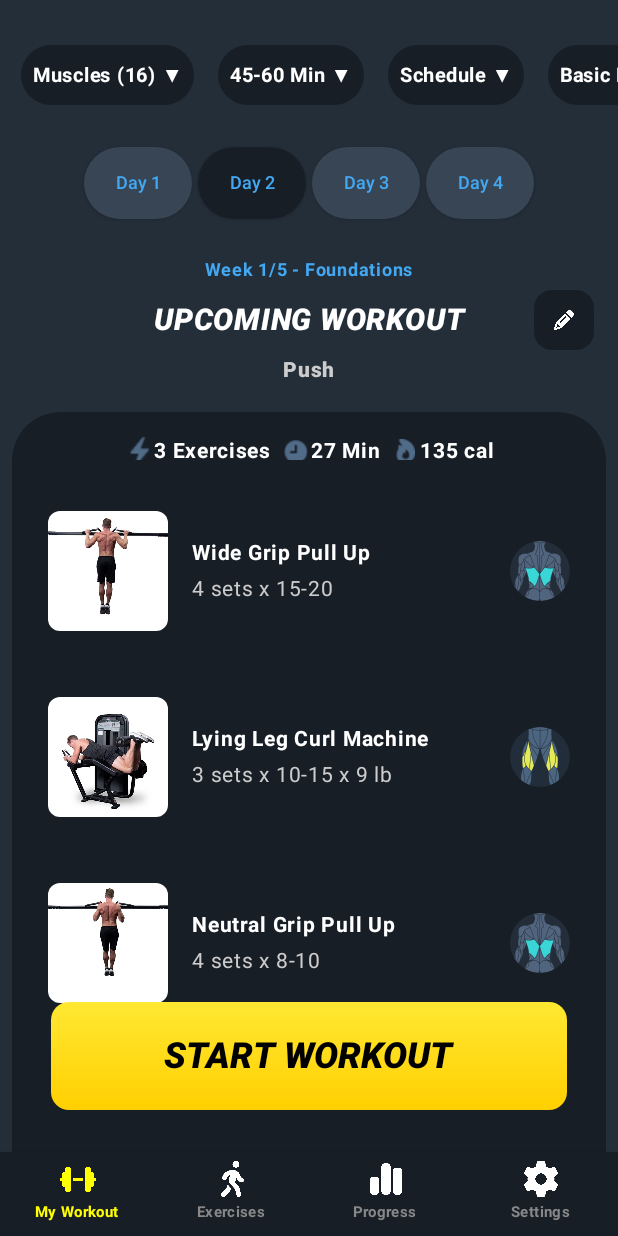
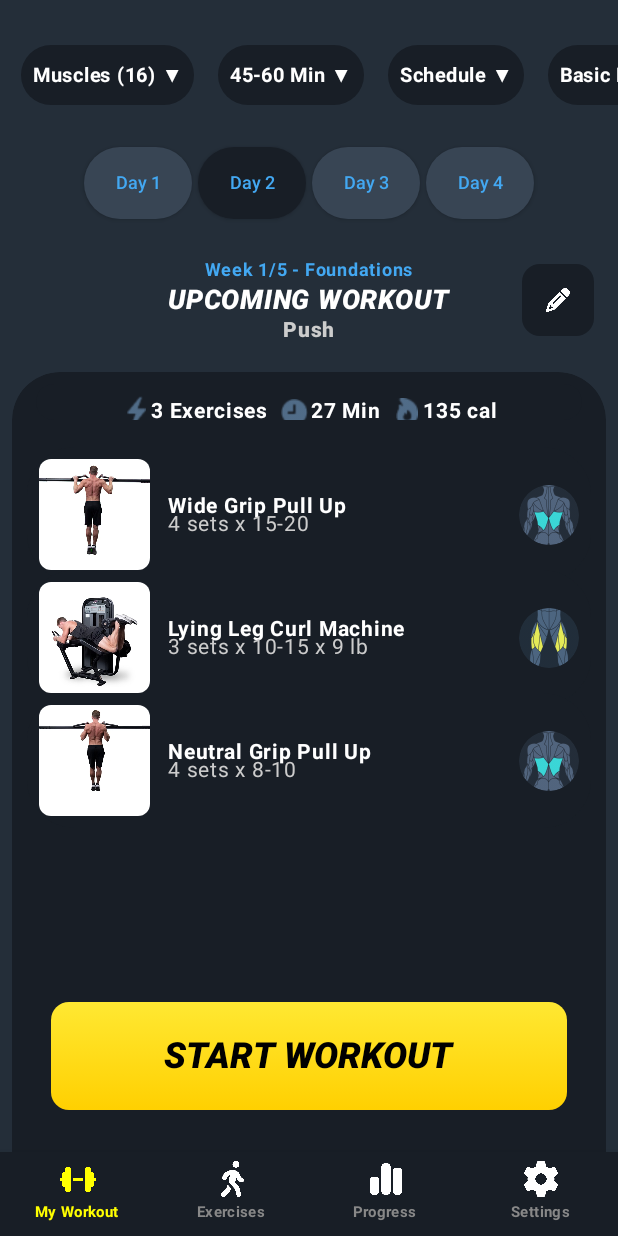
Before and after one commit to itay64/MyWorkoutApp, an Android app built with Jetpack Compose: the screen it shows after launch (MainActivity), after a tap on an icon or button, on a phone screen of 412 x 824 dp. Run offline under Robolectric (Android 15) with nearby library versions, the phone set to English and light mode, and no system bars.

Commit message:
A lot of improvement to the size of elements, placement and alignment.

```diff
--- a/app/src/main/java/gg/pignet/myworkoutapp/ui/Content.kt
+++ b/app/src/main/java/gg/pignet/myworkoutapp/ui/Content.kt
@@ -10,6 +10,7 @@ import androidx.compose.foundation.layout.Spacer
 import androidx.compose.foundation.layout.fillMaxHeight
 import androidx.compose.foundation.layout.fillMaxSize
 import androidx.compose.foundation.layout.fillMaxWidth
+import androidx.compose.foundation.layout.height
 import androidx.compose.foundation.layout.heightIn
 import androidx.compose.foundation.layout.offset
 import androidx.compose.foundation.layout.padding
@@ -26,6 +27,7 @@ import androidx.compose.ui.Modifier
 import androidx.compose.ui.draw.clip
 import androidx.compose.ui.graphics.Color
 import androidx.compose.ui.res.painterResource
+import androidx.compose.ui.text.TextStyle
 import androidx.compose.ui.text.font.FontWeight
 import androidx.compose.ui.unit.dp
 import androidx.compose.ui.unit.sp
@@ -48,15 +50,16 @@ fun WorkoutContent(exercises: List<Exercise>, activity: MainActivity) {
                 .fillMaxHeight()
                 .background(SecondaryColor, RoundedCornerShape(topStart = 32.dp, topEnd = 32.dp))
                 .padding(horizontal = 8.dp),
-            verticalArrangement = Arrangement.spacedBy(8.dp)
+            verticalArrangement = Arrangement.spacedBy((-12).dp)
         ) {
             item { ExerciseAmountTimeAndCalories(exercises.size) }
+            item { Spacer(Modifier.height(32.dp)) }
             items(exercises) { exercise ->
                 Card(
                     modifier = Modifier
                         .fillMaxWidth()
-                        .padding(8.dp)
-                        .heightIn(min = 100.dp),
+                        .padding(2.dp)
+                        .heightIn(min = 80.dp),
                     shape = RoundedCornerShape(32.dp),
                     elevation = 0.dp,
                     backgroundColor = SecondaryColor
@@ -74,12 +77,15 @@ fun WorkoutContent(exercises: List<Exercise>, activity: MainActivity) {
                                 painter = painterResource(id = resId),
                                 contentDescription = null,
                                 modifier = Modifier
-                                    .size(80.dp)
-                                    .clip(RoundedCornerShape(8.dp))
+                                    .clip(RoundedCornerShape(8.dp))  // First clip
+                                    .size(74.dp)  // Then size
+                                    .background(Color.Transparent)  // Ensure no extra background issues
                             )
                         }
-                        Spacer(modifier = Modifier.width(16.dp))
-                        Column(Modifier.weight(1.0F).fillMaxWidth()) {
+                        Spacer(modifier = Modifier.width(12.dp))
+                        Column(Modifier.weight(1.0F).fillMaxWidth(),
+                            verticalArrangement = Arrangement.spacedBy((-12).dp)
+                        ) {
                             Text(
                                 text = exercise.exercise_name,
                                 fontSize = 14.sp,
@@ -92,7 +98,7 @@ fun WorkoutContent(exercises: List<Exercise>, activity: MainActivity) {
                                 "${exercise.amount_of_sets} sets x ${exercise.rep_range} x ${formatDouble(exercise.weight_amount)} lb"
                             Text(text = weightText, fontSize = 14.sp, color = Color.LightGray)
                         }
-                        Spacer(modifier = Modifier.width(4.dp))
+                        Spacer(modifier = Modifier.width(8.dp))
                         val muscleGroupResId = getDrawableResId(exercise.muscle_group_image)
                         if (muscleGroupResId != 0) {
                             Image(
@@ -140,7 +146,7 @@ private fun ExerciseAmountTimeAndCalories(exerciseAmount: Int){
             Image(
                 painter = painterResource(getDrawableResId("workout_time")),
                 contentDescription = null,
-                modifier = Modifier.size(16.dp)
+                modifier = Modifier.size(18.dp)
             )
             Spacer(Modifier.width(2.dp))
             Text(
@@ -153,7 +159,7 @@ private fun ExerciseAmountTimeAndCalories(exerciseAmount: Int){
             Image(
                 painter = painterResource(getDrawableResId("workout_calories")),
                 contentDescription = null,
-                modifier = Modifier.size(16.dp)
+                modifier = Modifier.size(18.dp)
             )
             Spacer(Modifier.width(2.dp))
             Text(
--- a/app/src/main/java/gg/pignet/myworkoutapp/ui/Title.kt
+++ b/app/src/main/java/gg/pignet/myworkoutapp/ui/Title.kt
@@ -30,7 +30,7 @@ fun WeekAndUpComingWorkoutTitle() {
     Column(
         modifier = Modifier.fillMaxWidth(),
         horizontalAlignment = Alignment.CenterHorizontally,
-        verticalArrangement = Arrangement.spacedBy(1.dp)
+        verticalArrangement = Arrangement.spacedBy((-16).dp)
     ) {
         Text(
             text = "Week 1/5 - Foundations",
@@ -47,7 +47,7 @@ fun WeekAndUpComingWorkoutTitle() {
             Text(
                 text = "UPCOMING WORKOUT",
                 color = Color.White,
-                fontSize = 20.sp,
+                fontSize = 18.sp,
                 fontWeight = FontWeight.ExtraBold,
                 fontStyle = FontStyle.Italic,
                 modifier = Modifier.align(Alignment.Center)
@@ -62,7 +62,7 @@ fun WeekAndUpComingWorkoutTitle() {
                 modifier = Modifier
                     .align(Alignment.CenterEnd) // This makes the icon go to the right side
                     .background(SecondaryColor, RoundedCornerShape(12.dp))
-                    .size(40.dp),
+                    .size(48.dp),
                 tint = Color.White
             )
         }
--- a/app/src/main/java/gg/pignet/myworkoutapp/ui/Workouts.kt
+++ /dev/null
@@ -1,33 +0,0 @@
-package gg.pignet.myworkoutapp.ui
-
-import androidx.compose.foundation.background
-import androidx.compose.foundation.layout.Box
-import androidx.compose.foundation.layout.Column
-import androidx.compose.foundation.layout.Row
-import androidx.compose.foundation.layout.fillMaxSize
-import androidx.compose.foundation.layout.fillMaxWidth
-import androidx.compose.foundation.layout.height
-import androidx.compose.material.Text
-import androidx.compose.runtime.Composable
-import androidx.compose.ui.Modifier
-import androidx.compose.ui.unit.dp
-import gg.pignet.myworkoutapp.color.SecondaryColor
-import gg.pignet.myworkoutapp.gson.Workouts
-
-@Composable
-fun Workouts(workouts: Workouts?) {
-    Column(
-        modifier = Modifier.fillMaxSize()
-    ) {
-        Box(
-            modifier = Modifier
-                .background(SecondaryColor)
-                .fillMaxWidth()
-                .height(60.dp)
-        ) {
-            Row {
-                Text(workouts?.firstOrNull()?.workout?.firstOrNull()?.exercise_name ?: "No Exercise")
-            }
-        }
-    }
-}
```
